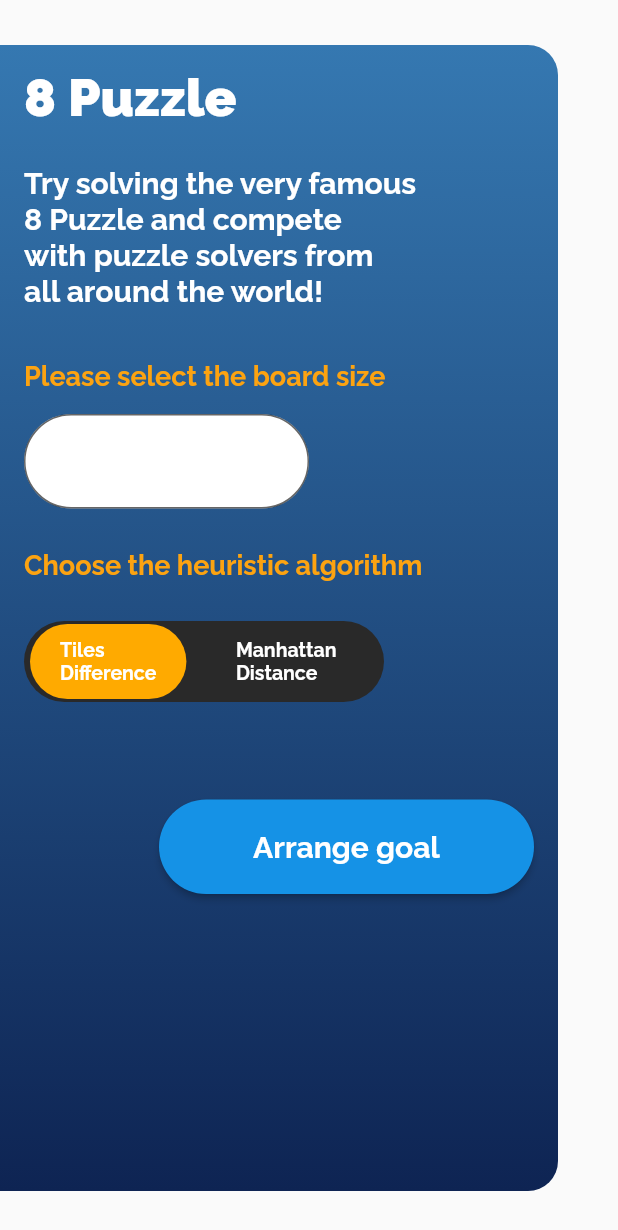
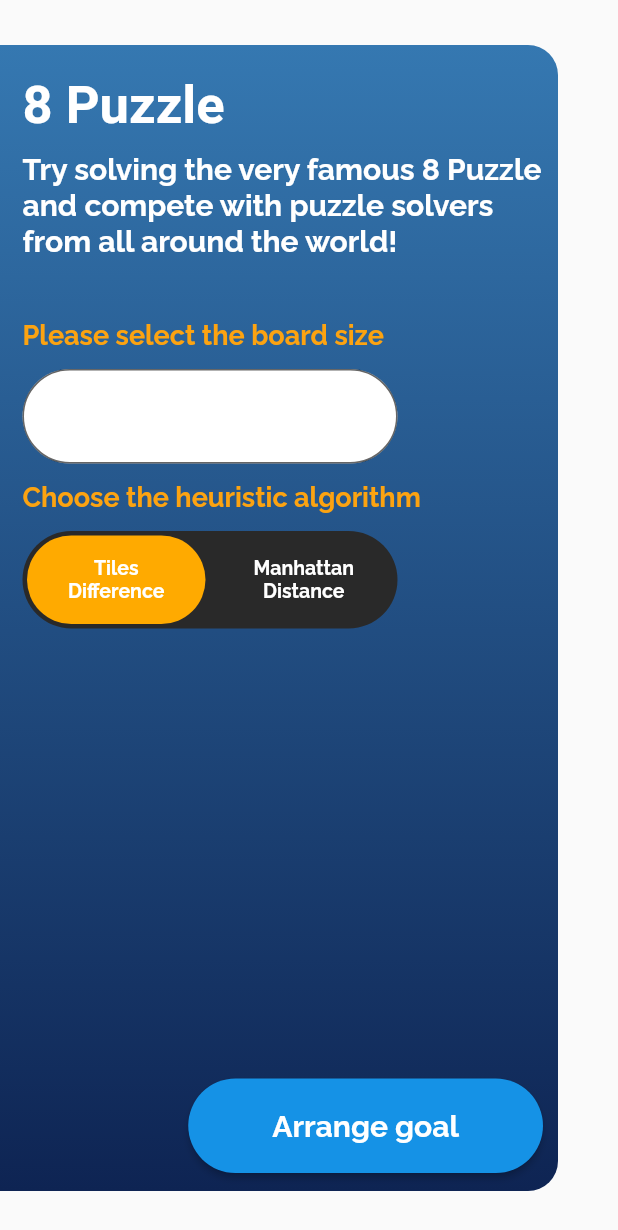
Before and after one commit to YousefAslan/8-Puzzle-AI, a Flutter app: the screen it shows after launch, on a phone screen of 412 x 824 dp. Shown: the top 1230 px of the screen. Run offline on Flutter 3.47's test engine with Material 2 defaults, Android fonts, the phone set to English and light mode, and no system bars; our stand-ins replace stop_watch_timer, tuple; Roboto replaces fonts that are missing (relway-semibold).

Commit message:
fix the alignment prevent gridView from scrolling

```diff
--- a/lib/Modules/PuzzleGame.dart
+++ b/lib/Modules/PuzzleGame.dart
@@ -143,10 +143,10 @@ class PuzzleGame extends ChangeNotifier {
   }
 
   double get progress1 =>
-      (maxDistance - computeHeuristic2(gameBoard)) / maxDistance;
+      (maxDistance - computeHeuristic2(gameBoard)) / (maxDistance.toDouble());
 
   double get progress2 =>
-      (maxDifference - computeHeuristic1(gameBoard)) / maxDifference;
+      (maxDifference - computeHeuristic1(gameBoard)) / (maxDifference.toDouble());
 
   int computeHeuristic3(PuzzleBoard puzzleBoard) {
     //TODO: not implemented yet
@@ -182,6 +182,8 @@ class PuzzleGame extends ChangeNotifier {
         break;
       case HeuristicType.manhattanDistance:
         toReturn += computeHeuristic2Static(puzzleBoard, goalBoard, secondGoal);
+        break;
+      case HeuristicType.nilssonSequenceScore:
         break;
     }
     return toReturn;
@@ -230,13 +232,13 @@ class PuzzleGame extends ChangeNotifier {
     List<PuzzleBoard> children;
     QueueEntityBoard childEntity, insideOpen;
 
-    int j = 0;
+//    int j = 0;
     while (open.isNotEmpty) {
-      print("iteration #${j++}");
+//      print("iteration #${j++}");
       best = open.removeFirst();
       if (best.currentBoard == theGoalBoard ||
           best.currentBoard == secondGoal) {
-        print("find solution${best.currentBoard}");
+//        print("find solution${best.currentBoard}");
 //        return best.recommendedSteps;
         return best.recommendedSteps1;
       }
@@ -300,13 +302,13 @@ class PuzzleGame extends ChangeNotifier {
     List<PuzzleBoard> children;
     QueueEntityBoard childEntity, insideOpen;
 
-    int j = 0;
+//    int j = 0;
     while (open.isNotEmpty) {
-      print("iteration #${j++}");
+//      print("iteration #${j++}");
       best = open.removeFirst();
       if (best.currentBoard == goalState ||
           best.currentBoard == secondGoalState) {
-        print("find solution${best.currentBoard}");
+//        print("find solution${best.currentBoard}");
 //        return best.recommendedSteps;
         return best.recommendedSteps1;
       }
--- a/lib/Pages/arrange.dart
+++ b/lib/Pages/arrange.dart
@@ -65,7 +65,8 @@ class _ArrangePageState extends State<ArrangePage> {
         "8 Puzzle",
         style: TextStyle(
           fontSize: 35,
-          fontWeight: FontWeight.w800,
+            fontWeight: FontWeight.w600,
+            fontFamily: 'relway-semibold'
         ),
       ),
     );
--- a/lib/Pages/mainpanel.dart
+++ b/lib/Pages/mainpanel.dart
@@ -12,6 +12,7 @@ class MainPanel extends StatefulWidget {
 class _MainPanelState extends State<MainPanel> {
   List<HeuristicType> selectedAlgorithm = [HeuristicType.tilesDifferences];
   int size;
+
   @override
   void initState() {
     super.initState();
@@ -22,21 +23,22 @@ class _MainPanelState extends State<MainPanel> {
   Widget build(BuildContext context) {
     Widget title = Container(
       padding: EdgeInsets.only(
-        top: 14,
-        bottom: 25,
+        top: 20,
+        bottom: 10,
       ),
       child: Text(
         "8 Puzzle",
         style: TextStyle(
           color: Colors.white,
           fontSize: 35,
-          fontWeight: FontWeight.w900,
+          fontWeight: FontWeight.w600,
+            fontFamily: 'relway-semibold'
         ),
       ),
     );
 
     Widget subtitle = Text(
-      "Try solving the very famous \n8 Puzzle and compete\nwith puzzle solvers from \nall around the world!",
+      "Try solving the very famous 8 Puzzle and compete with puzzle solvers from all around the world!",
       softWrap: true,
       style: TextStyle(
           fontSize: 20,
@@ -46,9 +48,6 @@ class _MainPanelState extends State<MainPanel> {
     );
 
     Widget sizeText = Container(
-      padding: EdgeInsets.only(
-        top: 34,
-      ),
       child: Text(
         "Please select the board size",
         style: TextStyle(
@@ -64,11 +63,11 @@ class _MainPanelState extends State<MainPanel> {
         primaryColorDark: Colors.red,
       ),
       child: Container(
-        margin: EdgeInsets.only(right: 150, top: 15),
+        width: 250,
         child: TextField(
           decoration: InputDecoration(
             border: OutlineInputBorder(
-              borderRadius: BorderRadius.circular(40),
+              borderRadius: BorderRadius.circular(50),
             ),
             fillColor: Colors.white,
             filled: true,
@@ -83,16 +82,16 @@ class _MainPanelState extends State<MainPanel> {
           style: TextStyle(fontSize: 20),
           keyboardType: TextInputType.number,
           inputFormatters: <TextInputFormatter>[
-            WhitelistingTextInputFormatter.digitsOnly
+            WhitelistingTextInputFormatter.digitsOnly,
           ],
         ),
       ),
     );
 
     Widget heuristicText = Container(
-      padding: EdgeInsets.only(
-        top: 27,
-      ),
+//      padding: EdgeInsets.only(
+//        top: 27,
+//      ),
       child: Text(
         "Choose the heuristic algorithm",
         style: TextStyle(
@@ -104,30 +103,32 @@ class _MainPanelState extends State<MainPanel> {
     );
 
     Widget heuristicFeild = Container(
-      margin: EdgeInsets.only(top: 27, right: 100),
+      width: 250,
+      height: 65,
       decoration: BoxDecoration(
-        borderRadius: BorderRadius.circular(30),
+        borderRadius: BorderRadius.circular(50),
         color: Color.fromRGBO(41, 41, 41, 1),
       ),
       child: Row(
+        mainAxisAlignment: MainAxisAlignment.spaceAround,
         children: [
-          GestureDetector(
+          Flexible(
+            child: GestureDetector(
               onTap: () {
                 setState(() {
-                if (selectedAlgorithm.contains(HeuristicType.tilesDifferences))
+                  if (selectedAlgorithm
+                      .contains(HeuristicType.tilesDifferences))
                     selectedAlgorithm.remove(HeuristicType.tilesDifferences);
                   else
                     selectedAlgorithm.add(HeuristicType.tilesDifferences);
                 });
               },
               child: Container(
+                height: 70,
+                alignment:Alignment.center ,
                 margin: EdgeInsets.symmetric(
-                vertical: 2,
-                horizontal: 4,
-              ),
-              padding: EdgeInsets.symmetric(
-                horizontal: 20,
-                vertical: 10,
+                  vertical: 3,
+                  horizontal: 3,
                 ),
                 decoration: BoxDecoration(
                   borderRadius: BorderRadius.circular(30),
@@ -143,40 +144,44 @@ class _MainPanelState extends State<MainPanel> {
                     fontWeight: FontWeight.bold,
                     fontSize: 13,
                   ),
+                  textAlign: TextAlign.center,
                 ),
               ),
             ),
-          GestureDetector(
+          ),
+          Flexible(
+            child: GestureDetector(
               onTap: () {
                 setState(() {
-                if (selectedAlgorithm.contains(HeuristicType.manhattanDistance))
+                  if (selectedAlgorithm
+                      .contains(HeuristicType.manhattanDistance))
                     selectedAlgorithm.remove(HeuristicType.manhattanDistance);
                   else
                     selectedAlgorithm.add(HeuristicType.manhattanDistance);
                 });
               },
               child: Container(
+                height: 70,
+                alignment: Alignment.center,
                 margin: EdgeInsets.symmetric(
-                vertical: 2,
-                horizontal: 4,
-              ),
-              padding: EdgeInsets.symmetric(
-                horizontal: 25,
-                vertical: 10,
+                  vertical: 3,
+                  horizontal: 3,
                 ),
                 decoration: BoxDecoration(
                   borderRadius: BorderRadius.circular(30),
-                color:
-                    selectedAlgorithm.contains(HeuristicType.manhattanDistance)
+                  color: selectedAlgorithm
+                          .contains(HeuristicType.manhattanDistance)
                       ? Color.fromRGBO(255, 170, 0, 1)
                       : Color.fromRGBO(41, 41, 41, 1),
                 ),
                 child: Text(
-                "Manhattan\nDistance",
+                  "Manhattan Distance",
                   style: TextStyle(
                     color: Colors.white,
                     fontWeight: FontWeight.bold,
                     fontSize: 13,
+                  ),
+                  textAlign: TextAlign.center,
                 ),
               ),
             ),
@@ -186,7 +191,7 @@ class _MainPanelState extends State<MainPanel> {
     );
 
     Widget playButton = Padding(
-      padding: EdgeInsets.only(top: 65, left: 90),
+      padding: EdgeInsets.only(right: 10, bottom: 12),
       child: RaisedButton(
         color: Color.fromRGBO(21, 146, 230, 1),
         shape: RoundedRectangleBorder(
@@ -222,9 +227,10 @@ class _MainPanelState extends State<MainPanel> {
     );
 
     return Scaffold(
+      resizeToAvoidBottomPadding: false,
       body: SafeArea(
         child: Container(
-          padding: EdgeInsets.symmetric(horizontal: 16),
+          padding: EdgeInsets.only(left: 15),
           margin: EdgeInsets.only(
             top: 30,
             bottom: 30,
@@ -239,15 +245,33 @@ class _MainPanelState extends State<MainPanel> {
               Color.fromRGBO(14, 36, 83, 1)
             ], begin: Alignment.topCenter, end: Alignment.bottomCenter),
           ),
-          child: ListView(
+          child: Column(
+            crossAxisAlignment: CrossAxisAlignment.start,
+            mainAxisAlignment: MainAxisAlignment.spaceBetween,
+            children: [
+              Column(
+                crossAxisAlignment: CrossAxisAlignment.start,
                 children: [
                   title,
                   subtitle,
+                  SizedBox(
+                    height: 40,
+                  ),
+                  Wrap(
+                    runSpacing: 12,
+                    children: [
                       sizeText,
                       sizeFeild,
                       heuristicText,
                       heuristicFeild,
-              playButton,
+                    ],
+                  ),
+                ],
+              ),
+              Container(
+                alignment: Alignment.bottomRight,
+                child: playButton,
+              ),
             ],
           ),
         ),
--- a/lib/Pages/playpage.dart
+++ b/lib/Pages/playpage.dart
@@ -151,22 +151,27 @@ class _PlayPageState extends State<PlayPage>
     );
 
     Widget progressBar = Container(
-
       margin: EdgeInsets.symmetric(
-        horizontal: 15,
+        horizontal: 20,
         vertical: 25,
       ),
-
       padding: EdgeInsets.symmetric(
-        vertical: 15,
+        vertical: 10,
       ),
       decoration: BoxDecoration(
+        boxShadow: [
+          BoxShadow(
+            offset: Offset(0, 1),
+            color: Color.fromRGBO(14, 36, 23, .2),
+            blurRadius: 2,
+          ),
+        ],
         color: Colors.white,
         borderRadius: BorderRadius.circular(15),
       ),
       child: Row(
         mainAxisAlignment: MainAxisAlignment.center,
-        crossAxisAlignment: CrossAxisAlignment.end,
+        crossAxisAlignment: CrossAxisAlignment.center,
         children: [
           Container(
             width: 50,
@@ -184,7 +189,7 @@ class _PlayPageState extends State<PlayPage>
             children: [
               Padding(
                 padding: EdgeInsets.only(
-                  bottom: 10,
+                  bottom: 1,
                 ),
                 child: Text(
                   "Progress",
@@ -194,9 +199,13 @@ class _PlayPageState extends State<PlayPage>
                   ),
                 ),
               ),
-              SizedBox(
+              Text(
+                "Manhattan Distance"
+              ),
+              Container(
+                margin: EdgeInsets.only(bottom: 5),
                 width: 270,
-                height: 14,
+                height: 12,
                 child: LinearProgressIndicator(
                   backgroundColor: Colors.grey[200],
                   value: Provider.of<PuzzleGame>(context).progress1,
@@ -213,9 +222,6 @@ class _PlayPageState extends State<PlayPage>
       mainAxisAlignment: MainAxisAlignment.center,
       children: [
         Container(
-//          margin: EdgeInsets.only(
-//            left: 20,
-//          ),
           width: 60,
           height: 60,
           decoration: BoxDecoration(
@@ -330,6 +336,9 @@ class _PlayPageState extends State<PlayPage>
         crossAxisAlignment: CrossAxisAlignment.center,
         mainAxisAlignment: MainAxisAlignment.start,
         children: [
+          SizedBox(
+            height: 10,
+          ),
           timer,
           progressBar,
           Center(
--- a/lib/Widgets/board.dart
+++ b/lib/Widgets/board.dart
@@ -107,6 +107,7 @@ class _PuzzleBoardWidgetState extends State<PuzzleBoardWidget> {
           Opacity(
             opacity: win ? 0.5 : 1,
             child: GridView.builder(
+              physics: const NeverScrollableScrollPhysics(),
               padding: EdgeInsets.only(top: 0, bottom: 0),
               gridDelegate: SliverGridDelegateWithFixedCrossAxisCount(
                 crossAxisCount: size,
--- a/lib/main.dart
+++ b/lib/main.dart
@@ -1,10 +1,7 @@
 import 'package:ai_first_project/Modules/PuzzleGame.dart';
 import 'package:ai_first_project/Pages/mainpanel.dart';
-import 'package:ai_first_project/Pages/playpage.dart';
 import 'package:flutter/material.dart';
 import 'package:provider/provider.dart';
-
-import 'Pages/arrange.dart';
 
 void main() {
   runApp(MyApp());
@@ -16,7 +13,8 @@ class MyApp extends StatelessWidget {
     return ChangeNotifierProvider(
       create: (context) => PuzzleGame(),
       child: MaterialApp(
-        title: 'Flutter Demo',
+        debugShowCheckedModeBanner: false,
+        title: '8 Puzzle',
         theme: ThemeData(
           fontFamily: 'Raleway',
           primarySwatch: Colors.blue,
```
Lines whose indentation alone changed are shown as unchanged.
